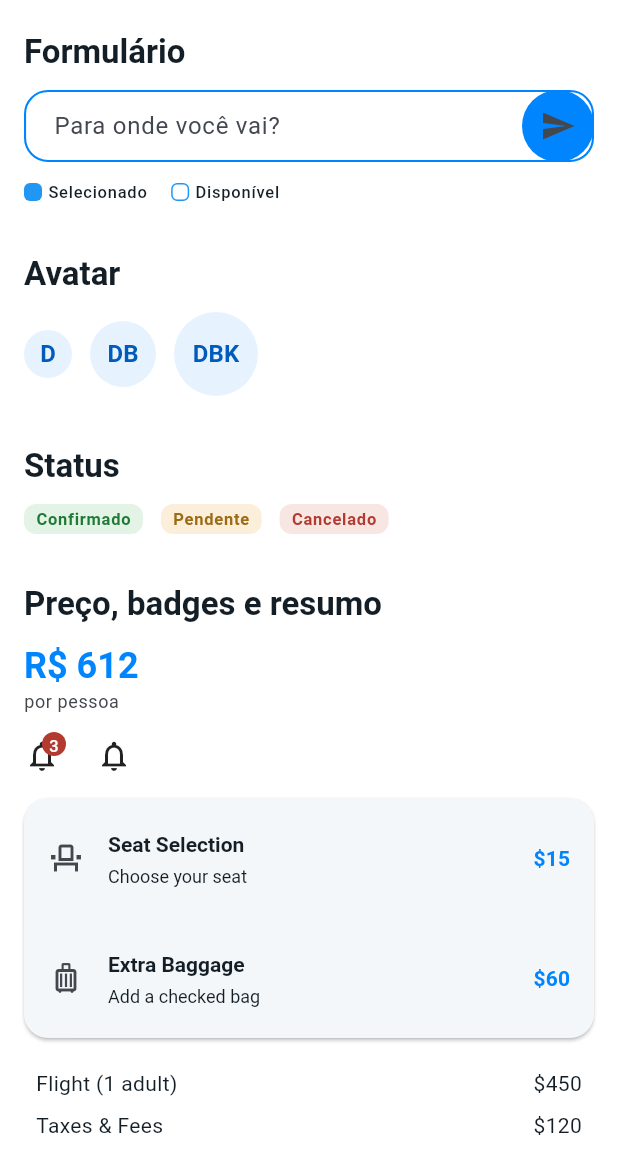
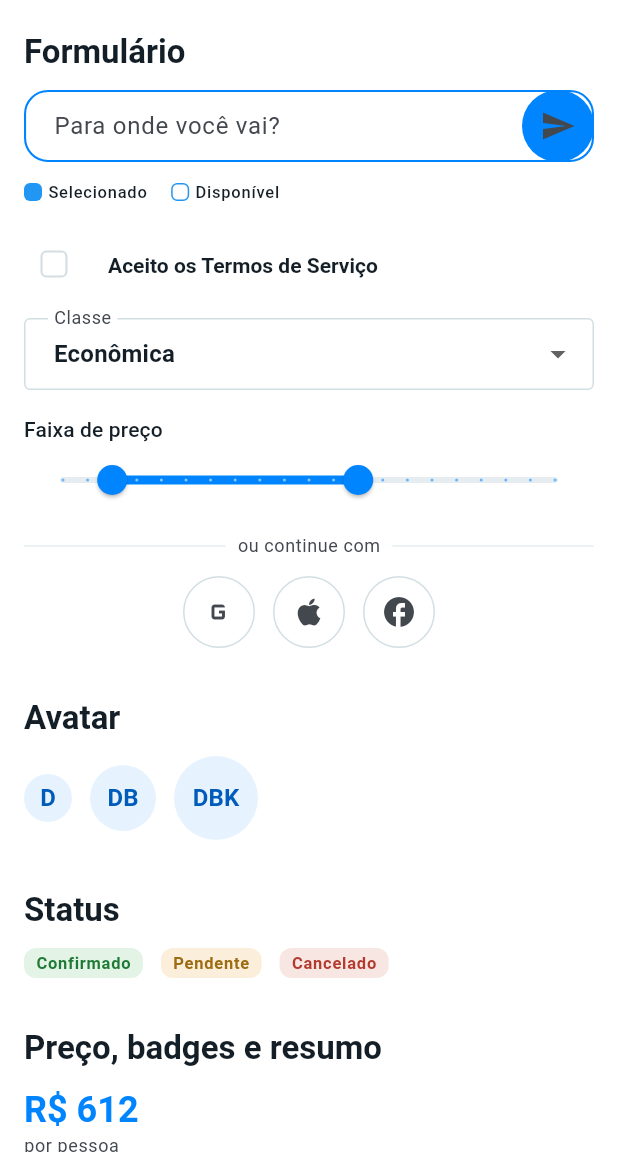
Before and after one commit to diegoferreiracaetano/dbook_mobile, a Flutter app: the screen it shows after launch, scrolled down 576 dp, on a phone screen of 412 x 824 dp, the part 84-1236 px from its top. Run offline on Flutter 3.47's test engine with Material 3 defaults, Android fonts, the phone set to English and light mode, and no system bars; our stand-ins replace google_fonts.

Commit message:
feat(design_system): theme checkbox/dropdown/slider, add social login row
Checkbox, dropdown and range slider need no bespoke widgets — adding
checkboxTheme and sliderTheme to DbookTheme (dropdown already inherits
inputDecorationTheme) makes the native Material widgets themed
correctly, same precedent as the circular icon button (1.12).

DbookSocialLoginButton/DbookSocialLoginRow cover the "or continue
with" + circular provider buttons pattern from Login/Signup. Icons
are placeholders (generic Material icons) until real social login is
wired in M2 — actual provider brand assets need each provider's own
brand guidelines, not just any icon.

Closes checklist items 1.16b, 1.16c, 1.16d and 1.16e.

```diff
--- a/packages/dbook_design_system/lib/dbook_design_system.dart
+++ b/packages/dbook_design_system/lib/dbook_design_system.dart
@@ -15,6 +15,7 @@ export 'src/components/dbook_priced_list_item.dart';
 export 'src/components/dbook_qr_placeholder.dart';
 export 'src/components/dbook_search_field.dart';
 export 'src/components/dbook_seat_cell.dart';
+export 'src/components/dbook_social_login_row.dart';
 export 'src/components/dbook_status_badge.dart';
 export 'src/components/dbook_status_placeholder.dart';
 export 'src/components/dbook_success_screen.dart';
--- /dev/null
+++ b/packages/dbook_design_system/lib/src/components/dbook_social_login_row.dart
@@ -0,0 +1,86 @@
+import 'package:flutter/material.dart';
+
+import '../tokens/dbook_spacing.dart';
+
+/// Botão circular de login social — ícone genérico do Material como
+/// placeholder; troque por um asset de marca de verdade (respeitando as
+/// diretrizes de marca de cada provedor) quando o login social for ligado
+/// de fato (M2).
+class DbookSocialLoginButton extends StatelessWidget {
+  const DbookSocialLoginButton({
+    super.key,
+    required this.icon,
+    required this.label,
+    this.onPressed,
+  });
+
+  final IconData icon;
+  final String label;
+  final VoidCallback? onPressed;
+
+  @override
+  Widget build(BuildContext context) {
+    final colorScheme = Theme.of(context).colorScheme;
+
+    return IconButton.outlined(
+      onPressed: onPressed,
+      tooltip: label,
+      icon: Icon(icon),
+      style: IconButton.styleFrom(
+        side: BorderSide(color: colorScheme.outline),
+        shape: const CircleBorder(),
+        minimumSize: const Size(48, 48),
+      ),
+    );
+  }
+}
+
+/// Linha "ou continue com" + botões de login social — usada no
+/// Login/Cadastro.
+class DbookSocialLoginRow extends StatelessWidget {
+  const DbookSocialLoginRow({
+    super.key,
+    required this.buttons,
+    this.dividerLabel = 'ou continue com',
+  });
+
+  final List<DbookSocialLoginButton> buttons;
+  final String dividerLabel;
+
+  @override
+  Widget build(BuildContext context) {
+    final colorScheme = Theme.of(context).colorScheme;
+    final textTheme = Theme.of(context).textTheme;
+
+    return Column(
+      mainAxisSize: MainAxisSize.min,
+      children: [
+        Row(
+          children: [
+            Expanded(child: Divider(color: colorScheme.outlineVariant)),
+            Padding(
+              padding: const EdgeInsets.symmetric(horizontal: DbookSpacing.sm),
+              child: Text(
+                dividerLabel,
+                style: textTheme.bodySmall?.copyWith(
+                  color: colorScheme.onSurfaceVariant,
+                ),
+              ),
+            ),
+            Expanded(child: Divider(color: colorScheme.outlineVariant)),
+          ],
+        ),
+        const SizedBox(height: DbookSpacing.md),
+        Row(
+          mainAxisAlignment: MainAxisAlignment.center,
+          children: [
+            for (var i = 0; i < buttons.length; i++) ...[
+              if (i > 0) const SizedBox(width: DbookSpacing.md),
+              buttons[i],
+            ],
+          ],
+        ),
+      ],
+    );
+  }
+}
--- a/packages/dbook_design_system/lib/src/theme/dbook_theme.dart
+++ b/packages/dbook_design_system/lib/src/theme/dbook_theme.dart
@@ -157,6 +157,28 @@ abstract final class DbookTheme {
         textColor: colorScheme.onError,
         textStyle: textTheme.labelSmall,
       ),
+      checkboxTheme: CheckboxThemeData(
+        fillColor: WidgetStateProperty.resolveWith(
+          (states) => states.contains(WidgetState.selected)
+              ? colorScheme.primary
+              : Colors.transparent,
+        ),
+        checkColor: WidgetStatePropertyAll(colorScheme.onPrimary),
+        side: BorderSide(color: colorScheme.outline, width: 1.4),
+        shape: RoundedRectangleBorder(
+          borderRadius: BorderRadius.circular(DbookRadius.xs),
+        ),
+      ),
+      sliderTheme: SliderThemeData(
+        activeTrackColor: colorScheme.primary,
+        inactiveTrackColor: colorScheme.outlineVariant,
+        thumbColor: colorScheme.primary,
+        overlayColor: colorScheme.primary.withValues(alpha: 0.12),
+        valueIndicatorColor: colorScheme.primary,
+        valueIndicatorTextStyle: textTheme.labelSmall?.copyWith(
+          color: colorScheme.onPrimary,
+        ),
+      ),
     );
   }
 }
--- a/packages/dbook_design_system/sample/lib/main.dart
+++ b/packages/dbook_design_system/sample/lib/main.dart
@@ -224,6 +224,9 @@ class _FormSection extends StatefulWidget {
 
 class _FormSectionState extends State<_FormSection> {
   final _controller = TextEditingController();
+  bool _agreedToTerms = false;
+  String _cabinClass = 'Economy';
+  RangeValues _priceRange = const RangeValues(200, 1200);
 
   @override
   void dispose() {
@@ -252,6 +255,59 @@ class _FormSectionState extends State<_FormSection> {
                 label: 'Disponível',
                 color: Colors.blue,
                 outlined: true,
+              ),
+            ],
+          ),
+          const SizedBox(height: DbookSpacing.md),
+          CheckboxListTile(
+            contentPadding: EdgeInsets.zero,
+            controlAffinity: ListTileControlAffinity.leading,
+            value: _agreedToTerms,
+            onChanged: (value) =>
+                setState(() => _agreedToTerms = value ?? false),
+            title: const Text('Aceito os Termos de Serviço'),
+          ),
+          const SizedBox(height: DbookSpacing.sm),
+          DropdownButtonFormField<String>(
+            initialValue: _cabinClass,
+            decoration: const InputDecoration(labelText: 'Classe'),
+            items: const [
+              DropdownMenuItem(value: 'Economy', child: Text('Econômica')),
+              DropdownMenuItem(value: 'Business', child: Text('Executiva')),
+            ],
+            onChanged: (value) =>
+                setState(() => _cabinClass = value ?? _cabinClass),
+          ),
+          const SizedBox(height: DbookSpacing.lg),
+          Text('Faixa de preço', style: Theme.of(context).textTheme.labelLarge),
+          RangeSlider(
+            values: _priceRange,
+            min: 0,
+            max: 2000,
+            divisions: 20,
+            labels: RangeLabels(
+              'R\$${_priceRange.start.round()}',
+              'R\$${_priceRange.end.round()}',
+            ),
+            onChanged: (values) => setState(() => _priceRange = values),
+          ),
+          const SizedBox(height: DbookSpacing.md),
+          DbookSocialLoginRow(
+            buttons: [
+              DbookSocialLoginButton(
+                icon: Icons.g_mobiledata,
+                label: 'Google',
+                onPressed: () {},
+              ),
+              DbookSocialLoginButton(
+                icon: Icons.apple,
+                label: 'Apple',
+                onPressed: () {},
+              ),
+              DbookSocialLoginButton(
+                icon: Icons.facebook,
+                label: 'Facebook',
+                onPressed: () {},
               ),
             ],
           ),
```
Also changed, not shown: 4 other files.
